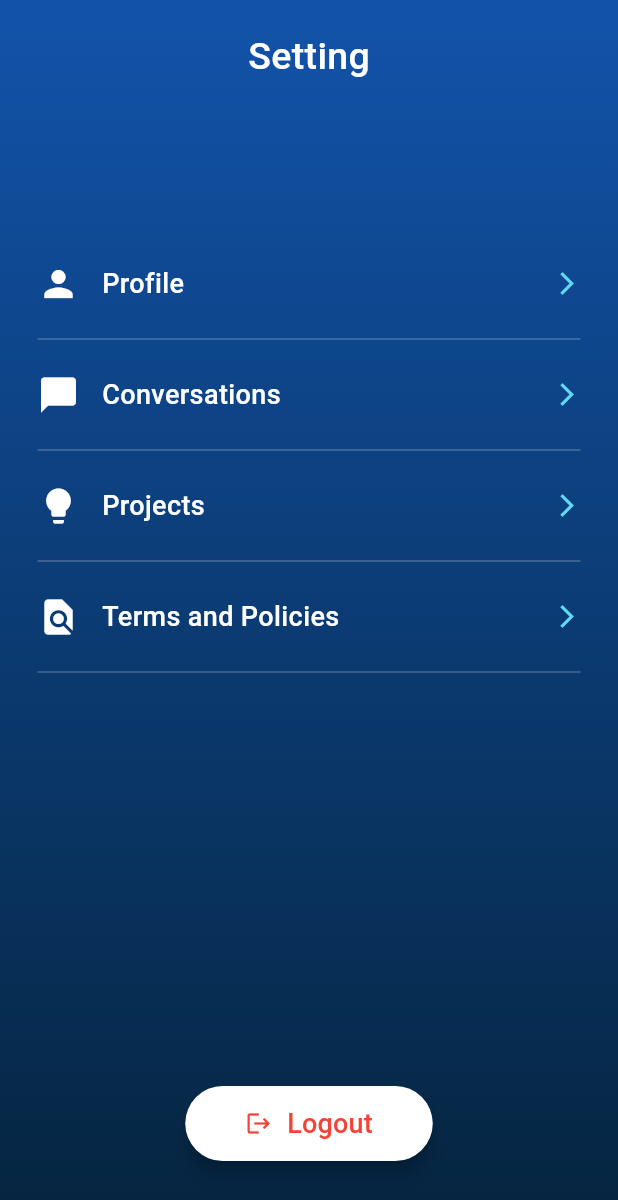
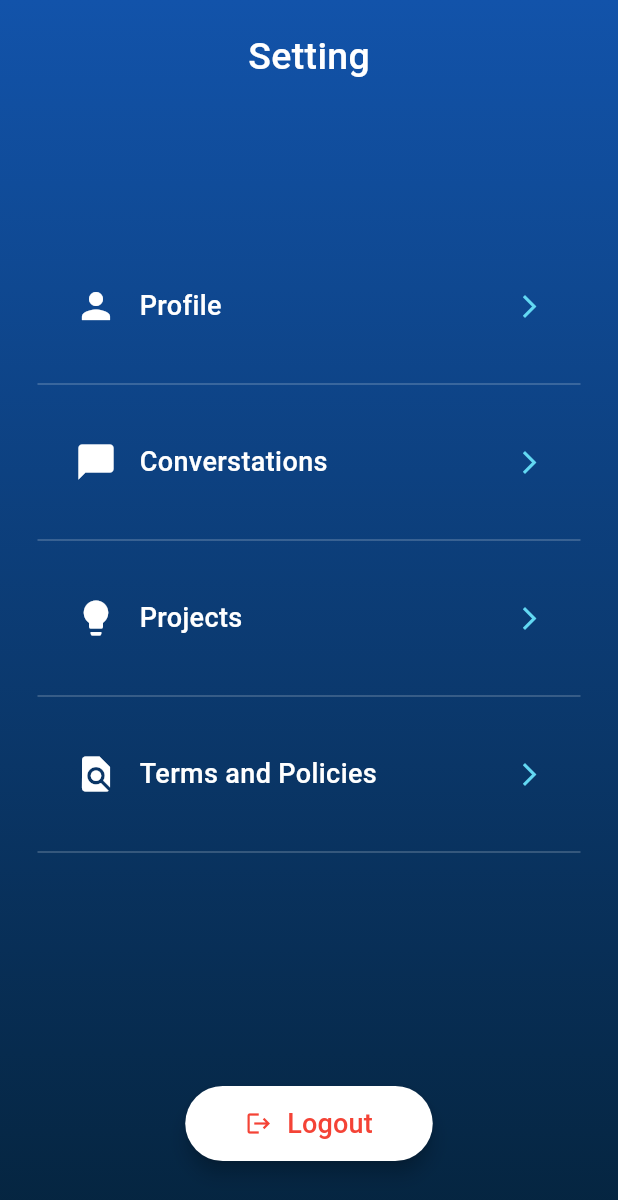
Before and after one commit to NgoKietLac/ToDoApp_Flutter, a Flutter app: the SettingPageScreen screen opened directly, on a phone screen of 412 x 824 dp. Shown: the top 1200 px of the screen. Run offline on Flutter 3.47's test engine with Material 3 defaults, Android fonts, the light colour scheme and no system bars; our stand-ins replace carousel_slider, cloud_firestore, firebase_auth, firebase_core, flutter_bloc, google_fonts and 2 more; accounts and stored records are empty; Roboto replaces fonts that are missing (Popins).

```diff
--- a/lib/module/data/models/task_model.dart
+++ b/lib/module/data/models/task_model.dart
@@ -10,6 +10,7 @@ class TaskModel extends TaskEntity {
     required super.time,
     required super.isCompleted,
     required super.createdAt,
+    required super.isPin,
   });
 
   factory TaskModel.fromMap(Map<String, dynamic> map, String docId) {
@@ -23,6 +24,7 @@ class TaskModel extends TaskEntity {
       createdAt: map['createdAt'] != null
           ? (map['createdAt'] as Timestamp).toDate()
           : DateTime.now(),
+      isPin: map['isPin'] ?? false,
     );
   }
 
@@ -34,6 +36,7 @@ class TaskModel extends TaskEntity {
       'time': time,
       'isCompleted': isCompleted,
       'createdAt': Timestamp.fromDate(createdAt),
+      'isPin': isPin,
     };
   }
 }
--- a/lib/module/domain/entities/task_entity.dart
+++ b/lib/module/domain/entities/task_entity.dart
@@ -6,6 +6,7 @@ class TaskEntity {
   final String time;
   final bool isCompleted;
   final DateTime createdAt;
+  final bool isPin;
 
   TaskEntity({
     required this.id,
@@ -15,5 +16,6 @@ class TaskEntity {
     required this.time,
     required this.isCompleted,
     required this.createdAt,
+    required this.isPin,
   });
 }
--- a/lib/module/domain/repositories/service.dart
+++ b/lib/module/domain/repositories/service.dart
@@ -4,11 +4,12 @@ import 'package:cloud_firestore/cloud_firestore.dart';
 abstract class IService {
   Future<void> addTask(TaskEntity task);
 
-  Stream<QuerySnapshot> getTasks();
+  Stream<QuerySnapshot> getTasks({int limit = 10});
 
   Future<void> deleteTask(String docId);
 
   Future<void> updateTaskStatus(String docId, bool status);
+  Future<void> updateTaskPin(String docId, bool isPin);
   Future<void> updateTask(
     String docID, {
     required String title,
--- a/lib/module/domain/usecases/add_task_usecase.dart
+++ b/lib/module/domain/usecases/add_task_usecase.dart
@@ -19,7 +19,8 @@ class AddTaskUsecase {
       date: date,
       time: time,
       isCompleted: false,
-      createdAt: DateTime.now()
+      createdAt: DateTime.now(),
+      isPin: false,
     );
     return repository.addTask(newTask);
   }
--- /dev/null
+++ b/lib/module/presentation/screens/setting_page_screen/item_setting_widget.dart
@@ -0,0 +1,38 @@
+import 'package:app_todo_application/module/resources/app_styles.dart';
+import 'package:flutter/material.dart';
+
+class ItemSettingWidget extends StatelessWidget {
+  final IconData icon;
+  final String title;
+  final VoidCallback onTap;
+
+  const ItemSettingWidget({
+    super.key,
+    required this.icon,
+    required this.title,
+    required this.onTap,
+  });
+
+  @override
+  Widget build(BuildContext context) {
+    return InkWell(
+      onTap: onTap,
+      child: Padding(
+        padding: const EdgeInsets.symmetric(horizontal: 25, vertical: 15),
+        child: Row(
+          children: [
+            Icon(icon, color: Colors.white, size: 28),
+            const SizedBox(width: 15),
+            Text(title, style: AppStyles.bodyStyle),
+            const Spacer(),
+            const Icon(
+              Icons.arrow_forward_ios,
+              color: Color(0xFF63D9F3),
+              size: 18,
+            ),
+          ],
+        ),
+      ),
+    );
+  }
+}
--- a/lib/module/presentation/screens/setting_page_screen/setting_page_Screen.dart
+++ b/lib/module/presentation/screens/setting_page_screen/setting_page_Screen.dart
@@ -1,10 +1,11 @@
+import 'package:app_todo_application/module/presentation/screens/setting_page_screen/detail_profile_screen.dart';
+import 'package:app_todo_application/module/presentation/screens/setting_page_screen/item_setting_widget.dart';
 import 'package:app_todo_application/module/presentation/screens/sign_in_screen/sign_in_screen.dart';
 import 'package:app_todo_application/module/presentation/cubits/auth_cubit.dart';
 import 'package:app_todo_application/module/presentation/cubits/task_cubit.dart';
 import 'package:app_todo_application/module/resources/app_styles.dart';
 import 'package:flutter/material.dart';
 import 'package:flutter_bloc/flutter_bloc.dart';
-import 'package:google_fonts/google_fonts.dart';
 
 class SettingPageScreen extends StatefulWidget {
   const SettingPageScreen({super.key});
@@ -41,74 +42,45 @@ class _SettingPageScreenState extends State<SettingPageScreen> {
               //thẻ profile
               Padding(
                 padding: EdgeInsets.symmetric(horizontal: 25, vertical: 15),
-                child: Row(
-                  children: [
-                    Icon(Icons.person, color: Colors.white, size: 28),
-                    SizedBox(width: 15),
-                    Text("Profile", style: AppStyles.bodyStyle),
-                    Spacer(),
-                    Icon(
-                      Icons.arrow_forward_ios,
-                      color: Color(0xFF63D9F3),
-                      size: 18,
-                    ),
-                  ],
+                child: ItemSettingWidget(
+                  icon: Icons.person,
+                  title: "Profile",
+                  onTap: () {
+                    Navigator.push(
+                      context,
+                      MaterialPageRoute(
+                        builder: (context) => DetailProfileScreen(),
+                      ),
+                    );
+                  },
                 ),
               ),
               Divider(color: Colors.white24, indent: 25, endIndent: 25),
               //thẻ conver
               Padding(
                 padding: EdgeInsets.symmetric(horizontal: 25, vertical: 15),
-                child: Row(
-                  children: [
-                    const Icon(
-                      Icons.chat_bubble,
-                      color: Colors.white,
-                      size: 28,
-                    ),
-                    SizedBox(width: 15),
-                    Text("Conversations", style: AppStyles.bodyStyle),
-                    Spacer(),
-                    Icon(
-                      Icons.arrow_forward_ios,
-                      color: Color(0xFF63D9F3),
-                      size: 18,
-                    ),
-                  ],
+                child: ItemSettingWidget(
+                  icon: Icons.chat_bubble,
+                  title: "Converstations",
+                  onTap: () {},
                 ),
               ),
               Divider(color: Colors.white24, indent: 25, endIndent: 25),
               Padding(
                 padding: EdgeInsets.symmetric(horizontal: 25, vertical: 15),
-                child: Row(
-                  children: [
-                    Icon(Icons.lightbulb, color: Colors.white, size: 28),
-                    SizedBox(width: 15),
-                    Text("Projects", style: AppStyles.bodyStyle),
-                    Spacer(),
-                    Icon(
-                      Icons.arrow_forward_ios,
-                      color: Color(0xFF63D9F3),
-                      size: 18,
-                    ),
-                  ],
+                child: ItemSettingWidget(
+                  icon: Icons.lightbulb,
+                  title: "Projects",
+                  onTap: () {},
                 ),
               ),
               Divider(color: Colors.white24, indent: 25, endIndent: 25),
               Padding(
                 padding: EdgeInsets.symmetric(horizontal: 25, vertical: 15),
-                child: Row(
-                  children: [
-                    Icon(Icons.find_in_page, color: Colors.white, size: 28),
-                    SizedBox(width: 15),
-                    Text("Terms and Policies", style: AppStyles.bodyStyle),
-                    Spacer(),
-                    Icon(
-                      Icons.arrow_forward_ios,
-                      color: Color(0xFF63D9F3),
-                      size: 18,
-                    ),
-                  ],
+                child: ItemSettingWidget(
+                  icon: Icons.find_in_page,
+                  title: "Terms and Policies",
+                  onTap: () {},
                 ),
               ),
               Divider(color: Colors.white24, indent: 25, endIndent: 25),
```
Also changed, not shown: lib/module/data/repositories/firestore_service.dart (+11 -2 lines), lib/module/presentation/cubits/task_cubit.dart (+28 -3 lines), lib/module/presentation/cubits/task_state.dart (+6 -1 lines), lib/module/presentation/screens/detail_page_screen/detail_page_screen.dart (+36 -6 lines), lib/module/presentation/screens/list_page_screen/list_page_screen.dart (+48 -32 lines), lib/module/presentation/screens/setting_page_screen/detail_profile_screen.dart (added, +134 -0 lines), lib/module/presentation/screens/setting_page_screen/text_edit_widget.dart (added, +33 -0 lines), assets/image/user.png (added).
